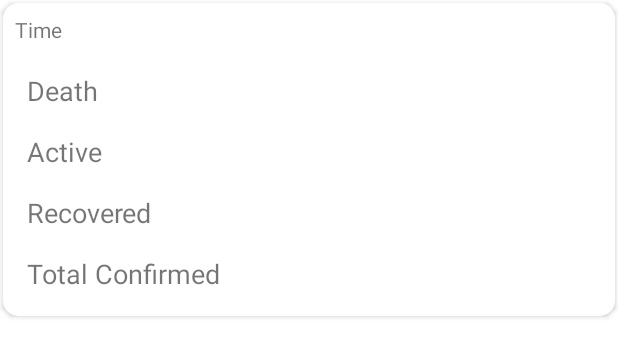
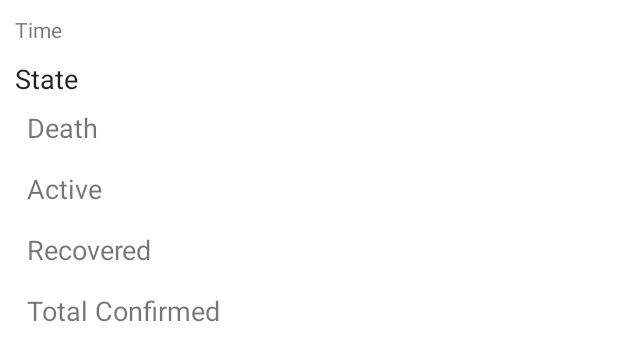
Before and after one commit to hamsoace/covidtracker, an Android app: the layout news_items.xml on its own in the app's theme, with its tools: preview values and no code run, on a phone screen of 412 x 824 dp. Shown: the top 361 px of the screen. Run offline under Robolectric (Android 15) with nearby library versions, the phone set to English and light mode, and no system bars.

Commit message:
finished with recycler view adapter

```diff
--- a/app/src/main/res/layout/news_items.xml
+++ b/app/src/main/res/layout/news_items.xml
@@ -38,6 +38,14 @@
         android:orientation="vertical"
         android:layout_marginTop="30dp"
         android:padding="8dp">
+
+        <TextView
+            android:id="@+id/stateName"
+            android:layout_width="wrap_content"
+            android:layout_height="wrap_content"
+            android:text="State"
+            android:textAppearance="@style/TextAppearance.AppCompat.Large"
+            android:textSize="18sp"/>
 
         <LinearLayout
             android:layout_width="match_parent"
```
Also changed, not shown: app/src/main/java/com/moringaschool/coronatracker/RecyclerViewAdapter.java (+74 -1 lines).
